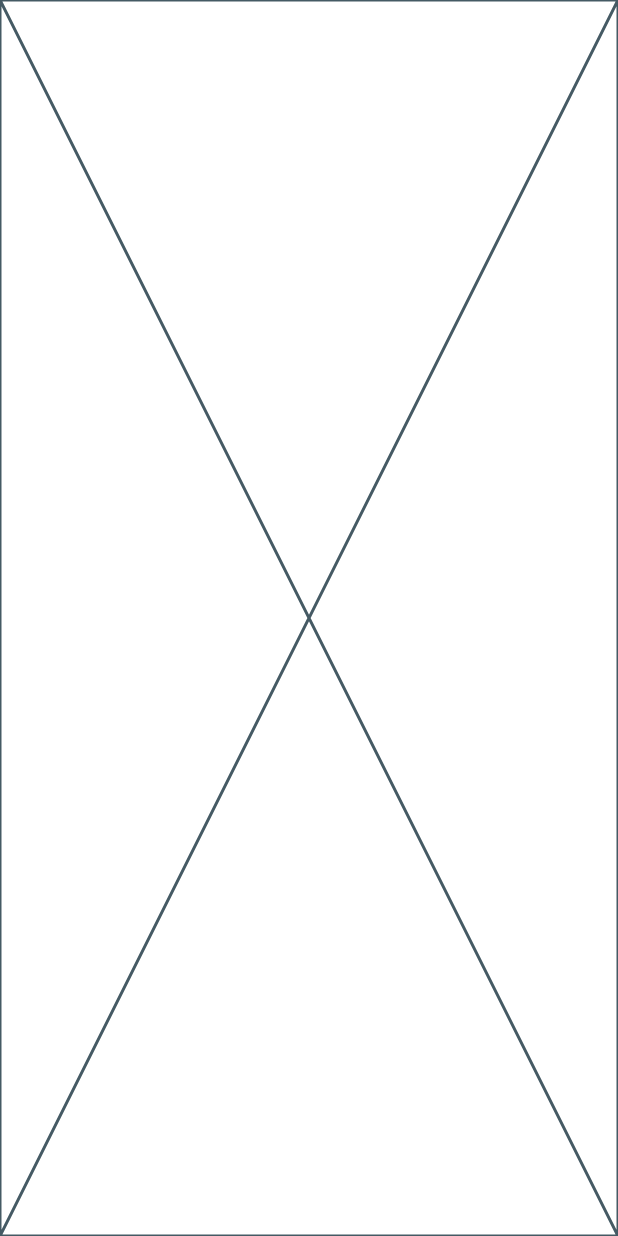
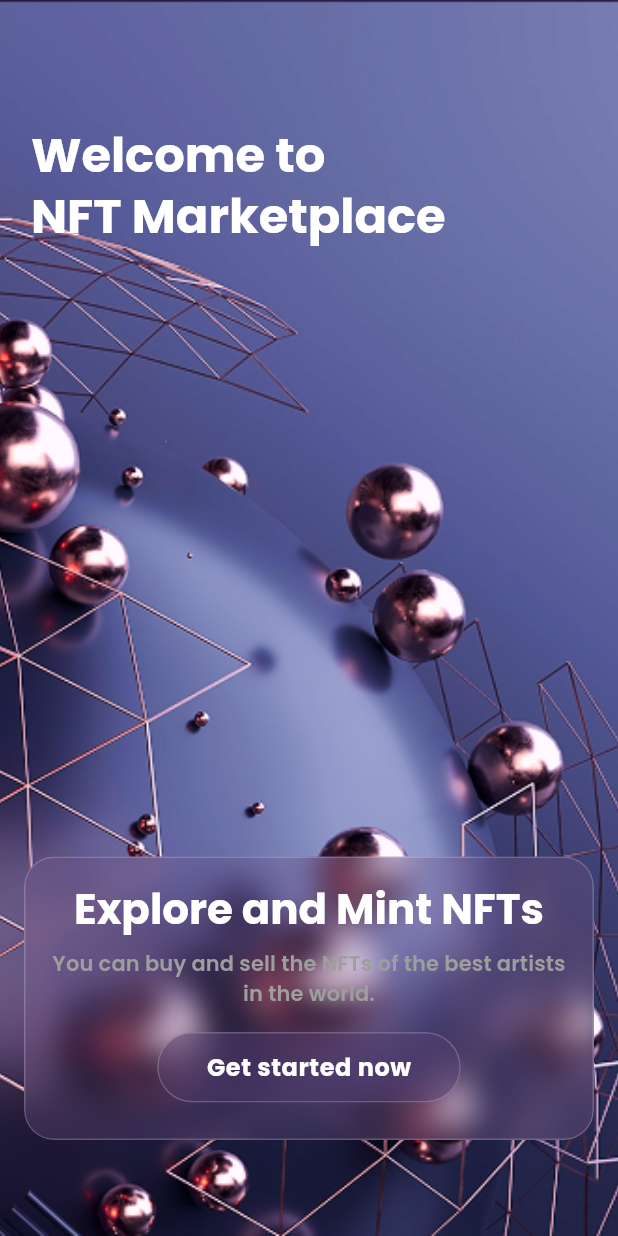
Before and after one commit to ShervinKazemi/Artora, a Flutter app: the screen it shows after launch, on a phone screen of 412 x 824 dp. Run offline on Flutter 3.47's test engine with Material 3 defaults, Android fonts, the phone set to English and light mode, and no system bars; our stand-ins replace gap, google_fonts.

Commit message:
feat(main): welcome_page.dart completed successfully

```diff
--- a/lib/main.dart
+++ b/lib/main.dart
@@ -1,6 +1,10 @@
 import 'package:artora/app.dart';
 import 'package:flutter/material.dart';
+import 'package:flutter/services.dart';
 
 void main() {
+  WidgetsFlutterBinding.ensureInitialized();
+  SystemChrome.setEnabledSystemUIMode(SystemUiMode.edgeToEdge);
+
   runApp(const App());
 }
--- a/lib/presentation/welcome/welcome_page.dart
+++ b/lib/presentation/welcome/welcome_page.dart
@@ -1,10 +1,83 @@
-import 'package:flutter/cupertino.dart';
+import 'package:artora/routes/app_route.dart';
+import 'package:artora/shared/widget/glassmorphism.dart';
+import 'package:flutter/material.dart';
+import 'package:gap/gap.dart';
 
 class WelcomePage extends StatelessWidget {
   const WelcomePage({super.key});
 
   @override
   Widget build(BuildContext context) {
-    return const Placeholder();
+    final size = MediaQuery.of(context).size;
+    final theme = Theme.of(context);
+    return Scaffold(
+      body: Stack(
+        fit: StackFit.expand,
+        children: [
+          Image.asset("assets/image/welcome.png" , fit: BoxFit.cover),
+          Positioned(
+            top: size.height * 0.1,
+            left: size.width * 0.05,
+            child: Text(
+              "Welcome to\nNFT Marketplace",
+              style: theme.textTheme.titleLarge!.copyWith(
+                fontSize: 32
+              ),
+            ),
+          ),
+          Positioned(
+            bottom: 64,
+            right: 16,
+            left: 16,
+            child: GlassMorphism(
+              backgroundColor: Theme.of(context).colorScheme.primary,
+              child: Padding(
+                padding: const EdgeInsets.symmetric(horizontal: 16 , vertical: 16),
+                child: Column(
+                  mainAxisAlignment: MainAxisAlignment.center,
+                  children: [
+                    Text(
+                      "Explore and Mint NFTs",
+                      style: theme.textTheme.titleLarge,
+                    ),
+                    Gap(8),
+                    Text(
+                      "You can buy and sell the NFTs of the best artists in the world.",
+                      style: theme.textTheme.titleSmall!.copyWith(
+                        color: Colors.grey
+                      ),
+                      textAlign: TextAlign.center,
+                    ),
+                    Gap(16),
+                    GlassMorphism(
+                      backgroundColor: Theme.of(context).colorScheme.onPrimaryContainer,
+                      borderColor: Colors.white,
+                      borderRadius: 64,
+                      child: InkWell(
+                        onTap: () {
+                          Navigator.of(context).popAndPushNamed(AppRoute.home);
+                        },
+                        child: Container(
+                          padding: const EdgeInsets.symmetric(horizontal: 32 , vertical: 12),
+                          child: Text(
+                            "Get started now",
+                            style: theme.textTheme.bodySmall!.copyWith(
+                              fontSize: 16,
+                              color: Colors.white,
+                              fontWeight: FontWeight.bold
+                            ),
+                          ),
+                        ),
+                      )
+                    ),
+                    Gap(8)
+                  ],
+                ),
+              ),
+            ),
+          )
+        ],
+      ),
+    );
   }
 }
--- a/lib/routes/main_bottom_nav.dart
+++ b/lib/routes/main_bottom_nav.dart
@@ -72,10 +72,10 @@ class _MainBottomNavState extends State<MainBottomNav> {
                   topLeft: Radius.circular(48),
                   topRight: Radius.circular(48),
                 ),
-                color: Colors.white10.withValues(alpha: 0.2),
+                color: Theme.of(context).colorScheme.primary.withValues(alpha: 0.3),
                 border: Border.all(
                   width: 2,
-                  color: Colors.white10.withValues(alpha: 0.1)
+                  color: Theme.of(context).colorScheme.primary.withValues(alpha: 0.1),
                 )
               ),
               child: Row(
--- a/pubspec.yaml
+++ b/pubspec.yaml
@@ -13,6 +13,7 @@ dependencies:
     sdk: flutter
   cupertino_icons: ^1.0.8
   google_fonts: ^6.3.0
+  gap: ^3.0.1
 
 dev_dependencies:
   flutter_test:
```
Also changed, not shown: pubspec.lock, 1 other file.
